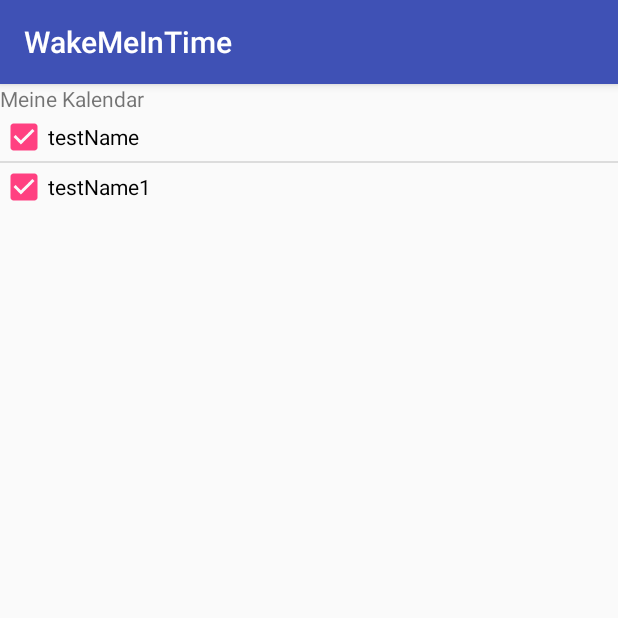
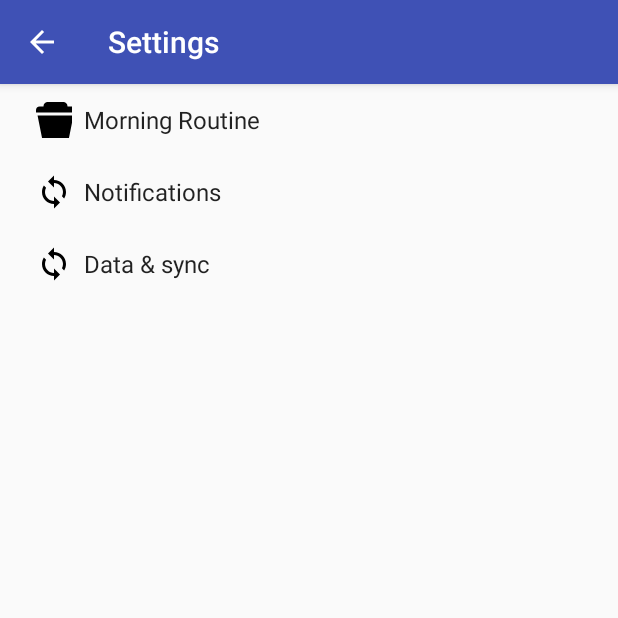
Before and after one commit to codacy-badger/DFFC, an Android app: the screen it shows after launch (ChooseCalendarActivity before the commit, SettingsActivity after it), on a phone screen of 412 x 824 dp, the top half of it. Run offline under Robolectric (Android 15) with nearby library versions, the phone set to English and light mode, and no system bars.

Commit message:
WMIT-24 Implement use case: Change Morning routine settings - Added main SettingActivity with:         - basic morning routine fragment including two preferences         - two example Fragments filled with example preferences

```diff
--- a/app/build.gradle
+++ b/app/build.gradle
@@ -34,6 +34,7 @@ dependencies {
     implementation "org.jetbrains.kotlin:kotlin-stdlib-jre7:$kotlin_version"
     implementation 'com.android.support:appcompat-v7:27.0.1'
     implementation 'com.android.support.constraint:constraint-layout:1.0.2'
+    implementation 'com.android.support:support-v4:27.0.1'
     testImplementation 'junit:junit:4.12'
     androidTestImplementation 'com.android.support.test:runner:1.0.1'
     androidTestImplementation 'com.android.support.test.espresso:espresso-core:3.0.1'
--- /dev/null
+++ b/app/src/main/java/com/wakemeintime/dffc/wakemeintime/AppCompatPreferenceActivity.kt
@@ -0,0 +1,90 @@
+package com.wakemeintime.dffc.wakemeintime
+
+import android.content.res.Configuration
+import android.os.Bundle
+import android.preference.PreferenceActivity
+import android.support.annotation.LayoutRes
+import android.support.v7.app.ActionBar
+import android.support.v7.app.AppCompatDelegate
+import android.support.v7.widget.Toolbar
+import android.view.MenuInflater
+import android.view.View
+import android.view.ViewGroup
+
+/**
+ * A [android.preference.PreferenceActivity] which implements and proxies the necessary calls
+ * to be used with AppCompat.
+ */
+abstract class AppCompatPreferenceActivity : PreferenceActivity() {
+
+    override fun onCreate(savedInstanceState: Bundle?) {
+        delegate.installViewFactory()
+        delegate.onCreate(savedInstanceState)
+        super.onCreate(savedInstanceState)
+    }
+
+    override fun onPostCreate(savedInstanceState: Bundle?) {
+        super.onPostCreate(savedInstanceState)
+        delegate.onPostCreate(savedInstanceState)
+    }
+
+    val supportActionBar: ActionBar?
+        get() = delegate.supportActionBar
+
+    fun setSupportActionBar(toolbar: Toolbar?) {
+        delegate.setSupportActionBar(toolbar)
+    }
+
+    override fun getMenuInflater(): MenuInflater {
+        return delegate.menuInflater
+    }
+
+    override fun setContentView(@LayoutRes layoutResID: Int) {
+        delegate.setContentView(layoutResID)
+    }
+
+    override fun setContentView(view: View) {
+        delegate.setContentView(view)
+    }
+
+    override fun setContentView(view: View, params: ViewGroup.LayoutParams) {
+        delegate.setContentView(view, params)
+    }
+
+    override fun addContentView(view: View, params: ViewGroup.LayoutParams) {
+        delegate.addContentView(view, params)
+    }
+
+    override fun onPostResume() {
+        super.onPostResume()
+        delegate.onPostResume()
+    }
+
+    override fun onTitleChanged(title: CharSequence, color: Int) {
+        super.onTitleChanged(title, color)
+        delegate.setTitle(title)
+    }
+
+    override fun onConfigurationChanged(newConfig: Configuration) {
+        super.onConfigurationChanged(newConfig)
+        delegate.onConfigurationChanged(newConfig)
+    }
+
+    override fun onStop() {
+        super.onStop()
+        delegate.onStop()
+    }
+
+    override fun onDestroy() {
+        super.onDestroy()
+        delegate.onDestroy()
+    }
+
+    override fun invalidateOptionsMenu() {
+        delegate.invalidateOptionsMenu()
+    }
+
+    private val delegate: AppCompatDelegate by lazy {
+        AppCompatDelegate.create(this, null)
+    }
+}
--- /dev/null
+++ b/app/src/main/res/drawable/ic_info_black_24dp.xml
@@ -0,0 +1,14 @@
+<vector xmlns:android="http://schemas.android.com/apk/res/android"
+    android:width="24dp"
+    android:height="24dp"
+    android:viewportHeight="24.0"
+    android:viewportWidth="24.0">
+    <path
+        android:fillColor="#FF000000"
+        android:pathData="M1.035,9l3.49,17.478C4.525,27.854,5.643,29,7.019,29H13h5.981c1.376,0,2.493-1.146,2.493-2.522L24.965,9   H13H1.035z"
+
+        />
+    <path
+        android:fillColor="#FF000000"
+        android:pathData="M23.524,3H21V2.824C21,1.264,19.736,0,18.176,0H7.824C6.264,0,5,1.264,5,2.824V3H2.476   C0.946,3,0,3.939,0,5.468V7h7.824h10.352H26V5.468C26,3.939,25.053,3,23.524,3z" />
+</vector>
--- /dev/null
+++ b/app/src/main/res/drawable/ic_notifications_black_24dp.xml
@@ -0,0 +1,9 @@
+<vector xmlns:android="http://schemas.android.com/apk/res/android"
+    android:width="24dp"
+    android:height="24dp"
+    android:viewportHeight="24.0"
+    android:viewportWidth="24.0">
+    <path
+        android:fillColor="#FF000000"
+        android:pathData="M12 4V1L8 5l4 4V6c3.31 0 6 2.69 6 6 0 1.01,-.25 1.97,-.7 2.8l1.46 1.46C19.54 15.03 20 13.57 20 12c0,-4.42,-3.58,-8,-8,-8zm0 14c-3.31 0,-6,-2.69,-6,-6 0,-1.01.25,-1.97.7,-2.8L5.24 7.74C4.46 8.97 4 10.43 4 12c0 4.42 3.58 8 8 8v3l4,-4,-4,-4v3z" />
+</vector>
--- /dev/null
+++ b/app/src/main/res/drawable/ic_sync_black_24dp.xml
@@ -0,0 +1,9 @@
+<vector xmlns:android="http://schemas.android.com/apk/res/android"
+    android:width="24dp"
+    android:height="24dp"
+    android:viewportHeight="24.0"
+    android:viewportWidth="24.0">
+    <path
+        android:fillColor="#FF000000"
+        android:pathData="M12 4V1L8 5l4 4V6c3.31 0 6 2.69 6 6 0 1.01,-.25 1.97,-.7 2.8l1.46 1.46C19.54 15.03 20 13.57 20 12c0,-4.42,-3.58,-8,-8,-8zm0 14c-3.31 0,-6,-2.69,-6,-6 0,-1.01.25,-1.97.7,-2.8L5.24 7.74C4.46 8.97 4 10.43 4 12c0 4.42 3.58 8 8 8v3l4,-4,-4,-4v3z" />
+</vector>
--- a/app/src/main/res/values/strings.xml
+++ b/app/src/main/res/values/strings.xml
@@ -2,4 +2,83 @@
     <string name="app_name">WakeMeInTime</string>
     <string name="myCalendars">Meine Kalendar</string>
     <string name="calendarName"></string>
+    <string name="title_activity_settings">Settings</string>
+
+    <!-- Strings related to Settings -->
+
+    <!-- Morning Routine settings -->
+    <string name="pref_header_morningroutine">Morning Routine</string>
+
+
+    <string name="pref_title_display_name">Wakeup message</string>
+    <string name="pref_default_display_name">Have a wonderful Day! </string>
+
+    <string name="pref_title_time_between_wakeup_and_departure">Time between wakeup and departure</string>
+    <string-array name="times_5_to_90_Mins_list_titles">
+        <item>5 Minutes</item>
+        <item>10 Minutes</item>
+        <item>15 Minutes</item>
+        <item>20 Minutes</item>
+        <item>30 Minutes</item>
+        <item>45 Minutes</item>
+        <item>1 Hour</item>
+        <item>1,5 Hours</item>
+    </string-array>
+    <string-array name="times_5_to_90_Mins_list_values">
+        <item>5</item>
+        <item>10</item>
+        <item>15</item>
+        <item>20</item>
+        <item>30</item>
+        <item>45</item>
+        <item>60</item>
+        <item>90</item>
+    </string-array>
+
+    <!-- Example settings for Data & Sync -->
+    <string name="pref_header_data_sync">Data &amp; sync</string>
+
+    <string name="pref_title_sync_frequency">Sync frequency</string>
+    <string-array name="pref_sync_frequency_titles">
+        <item>15 minutes</item>
+        <item>30 minutes</item>
+        <item>1 hour</item>
+        <item>3 hours</item>
+        <item>6 hours</item>
+        <item>Never</item>
+    </string-array>
+    <string-array name="pref_sync_frequency_values">
+        <item>15</item>
+        <item>30</item>
+        <item>60</item>
+        <item>180</item>
+        <item>360</item>
+        <item>-1</item>
+    </string-array>
+
+    <string-array name="list_preference_entries">
+        <item>Entry 1</item>
+        <item>Entry 2</item>
+        <item>Entry 3</item>
+    </string-array>
+
+    <string-array name="list_preference_entry_values">
+        <item>1</item>
+        <item>2</item>
+        <item>3</item>
+    </string-array>
+
+    <string-array name="multi_select_list_preference_default_value" />
+
+    <string name="pref_title_system_sync_settings">System sync settings</string>
+
+    <!-- Example settings for Notifications -->
+    <string name="pref_header_notifications">Notifications</string>
+
+    <string name="pref_title_new_message_notifications">New message notifications</string>
+
+    <string name="pref_title_ringtone">Ringtone</string>
+    <string name="pref_ringtone_silent">Silent</string>
+
+    <string name="pref_title_vibrate">Vibrate</string>
 </resources>
--- /dev/null
+++ b/app/src/main/res/xml/pref_alarm.xml
@@ -0,0 +1,27 @@
+<PreferenceScreen xmlns:android="http://schemas.android.com/apk/res/android">
+
+    <!-- A 'parent' preference, which enables/disables child preferences (below)
+         when checked/unchecked. -->
+    <SwitchPreference
+        android:defaultValue="true"
+        android:key="notifications_new_message"
+        android:title="@string/pref_title_new_message_notifications" />
+
+    <!-- Allows the user to choose a ringtone in the 'notification' category. -->
+    <!-- NOTE: This preference will be enabled only when the checkbox above is checked. -->
+    <!-- NOTE: RingtonePreference's summary should be set to its value by the activity code. -->
+    <RingtonePreference
+        android:defaultValue="content://settings/system/notification_sound"
+        android:dependency="notifications_new_message"
+        android:key="notifications_new_message_ringtone"
+        android:ringtoneType="notification"
+        android:title="@string/pref_title_ringtone" />
+
+    <!-- NOTE: This preference will be enabled only when the checkbox above is checked. -->
+    <SwitchPreference
+        android:defaultValue="true"
+        android:dependency="notifications_new_message"
+        android:key="notifications_new_message_vibrate"
+        android:title="@string/pref_title_vibrate" />
+
+</PreferenceScreen>
--- /dev/null
+++ b/app/src/main/res/xml/pref_headers.xml
@@ -0,0 +1,20 @@
+<preference-headers xmlns:android="http://schemas.android.com/apk/res/android">
+
+    <!-- These settings headers are only used on tablets. -->
+
+    <header
+        android:fragment="com.wakemeintime.dffc.wakemeintime.SettingsActivity$MorningRoutinePreferenceFragment"
+        android:icon="@drawable/ic_info_black_24dp"
+        android:title="@string/pref_header_morningroutine" />
+
+    <header
+        android:fragment="com.wakemeintime.dffc.wakemeintime.SettingsActivity$AlarmPreferenceFragment"
+        android:icon="@drawable/ic_notifications_black_24dp"
+        android:title="@string/pref_header_notifications" />
+
+    <header
+        android:fragment="com.wakemeintime.dffc.wakemeintime.SettingsActivity$TransportationPreferenceFragment"
+        android:icon="@drawable/ic_sync_black_24dp"
+        android:title="@string/pref_header_data_sync" />
+
+</preference-headers>
--- /dev/null
+++ b/app/src/main/res/xml/pref_morningroutine.xml
@@ -0,0 +1,29 @@
+<PreferenceScreen xmlns:android="http://schemas.android.com/apk/res/android">
+
+    <ListPreference
+        android:defaultValue="60"
+        android:entries="@array/times_5_to_90_Mins_list_titles"
+        android:entryValues="@array/times_5_to_90_Mins_list_values"
+        android:key="times_5Min_to_1Day_list"
+        android:negativeButtonText="@null"
+        android:positiveButtonText="@null"
+        android:title="@string/pref_title_time_between_wakeup_and_departure" />
+
+    <!-- NOTE: EditTextPreference accepts EditText attributes. -->
+    <!-- NOTE: EditTextPreference's summary should be set to its value by the activity code. -->
+    <EditTextPreference
+        android:capitalize="words"
+        android:defaultValue="@string/pref_default_display_name"
+        android:inputType="textCapWords"
+        android:key="example_text"
+        android:maxLines="1"
+        android:selectAllOnFocus="true"
+        android:singleLine="true"
+        android:title="@string/pref_title_display_name" />
+
+    <!-- NOTE: Hide buttons to simplify the UI. Users can touch outside the dialog to
+         dismiss it. -->
+    <!-- NOTE: ListPreference's summary should be set to its value by the activity code. -->
+
+
+</PreferenceScreen>
--- /dev/null
+++ b/app/src/main/res/xml/pref_transportation.xml
@@ -0,0 +1,21 @@
+<PreferenceScreen xmlns:android="http://schemas.android.com/apk/res/android">
+
+    <!-- NOTE: Hide buttons to simplify the UI. Users can touch outside the dialog to
+         dismiss it. -->
+    <!-- NOTE: ListPreference's summary should be set to its value by the activity code. -->
+    <ListPreference
+        android:defaultValue="180"
+        android:entries="@array/pref_sync_frequency_titles"
+        android:entryValues="@array/pref_sync_frequency_values"
+        android:key="sync_frequency"
+        android:negativeButtonText="@null"
+        android:positiveButtonText="@null"
+        android:title="@string/pref_title_sync_frequency" />
+
+    <!-- This preference simply launches an intent when selected. Use this UI sparingly, per
+         design guidelines. -->
+    <Preference android:title="@string/pref_title_system_sync_settings">
+        <intent android:action="android.settings.SYNC_SETTINGS" />
+    </Preference>
+
+</PreferenceScreen>
```
Also changed, not shown: app/src/main/AndroidManifest.xml (+8 -1 lines), app/src/main/java/com/wakemeintime/dffc/wakemeintime/SettingsActivity.kt (added, +231 -0 lines).
